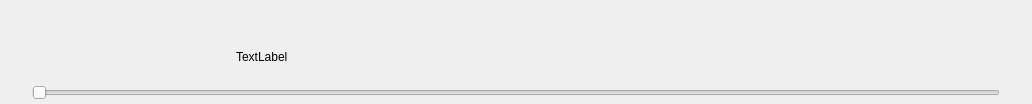
MansTomb/uamp, file app/src/ToolBar.ui: the form before one commit.
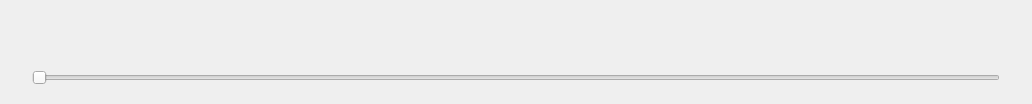
The form after the commit. Icons and pictures are not drawn.

Diff of the .ui file:
```diff
--- a/app/src/ToolBar.ui
+++ b/app/src/ToolBar.ui
@@ -37,6 +37,9 @@
      <property name="spacing">
       <number>0</number>
      </property>
+     <property name="topMargin">
+      <number>10</number>
+     </property>
      <item>
       <layout class="QHBoxLayout" name="horizontalLayout_4" stretch="0,2,0,0,0,0,0,2,0,2,0,0,0,2,0,1,0">
        <property name="spacing">
@@ -188,7 +191,7 @@
         </widget>
        </item>
        <item>
-        <layout class="QVBoxLayout" name="verticalLayout" stretch="1,0">
+        <layout class="QVBoxLayout" name="verticalLayout" stretch="1">
          <property name="spacing">
           <number>0</number>
          </property>
@@ -197,6 +200,12 @@
            <property name="spacing">
             <number>0</number>
            </property>
+           <property name="leftMargin">
+            <number>10</number>
+           </property>
+           <property name="rightMargin">
+            <number>10</number>
+           </property>
            <item>
             <widget class="QPushButton" name="PauseBtn">
              <property name="sizePolicy">
@@ -247,25 +256,6 @@
            </item>
           </layout>
          </item>
-         <item>
-          <widget class="QLabel" name="InfoLabel">
-           <property name="sizePolicy">
-            <sizepolicy hsizetype="Expanding" vsizetype="Expanding">
-             <horstretch>0</horstretch>
-             <verstretch>0</verstretch>
-            </sizepolicy>
-           </property>
-           <property name="maximumSize">
-            <size>
-             <width>16777215</width>
-             <height>16777215</height>
-            </size>
-           </property>
-           <property name="text">
-            <string>TextLabel</string>
-           </property>
-          </widget>
-         </item>
         </layout>
        </item>
        <item>
@@ -674,6 +664,12 @@
      </item>
      <item>
       <widget class="QSlider" name="VolumeSlider">
+       <property name="autoFillBackground">
+        <bool>false</bool>
+       </property>
+       <property name="styleSheet">
+        <string notr="true"/>
+       </property>
        <property name="orientation">
         <enum>Qt::Horizontal</enum>
        </property>
```
